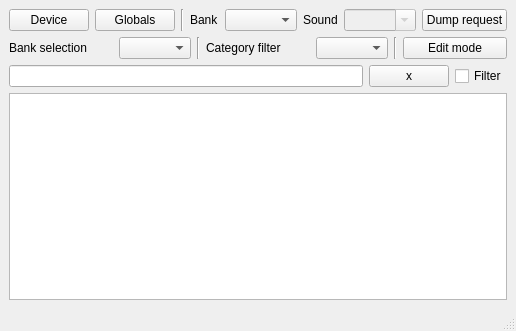
Qt form bigglesworth/main.ui (MaurizioB/Bigglesworth) before a commit.
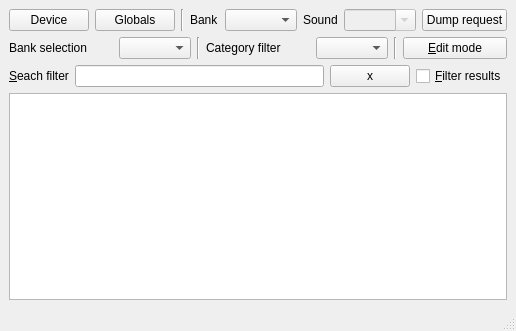
The same form after that commit.

Commit message: Main object migration, small fixes... The main QObject migration is almost complete. Some bugs might still be around, please report an issue if you find any regression. Other minor changes regard Globals default values and its capability to apply/send values if a MIDI device is connected or not to Bigglesworth; Editor Display context menus detection, minor layout changes and fixes.

Diff of the .ui file:
```diff
--- a/bigglesworth/main.ui
+++ b/bigglesworth/main.ui
@@ -161,7 +161,7 @@
       <item>
        <widget class="QPushButton" name="edit_btn">
         <property name="text">
-         <string>Edit mode</string>
+         <string>&amp;Edit mode</string>
         </property>
         <property name="checkable">
          <bool>true</bool>
@@ -172,6 +172,16 @@
     </item>
     <item row="2" column="0">
      <layout class="QHBoxLayout" name="horizontalLayout_3">
+      <item>
+       <widget class="QLabel" name="label_5">
+        <property name="text">
+         <string>&amp;Seach filter</string>
+        </property>
+        <property name="buddy">
+         <cstring>search_edit</cstring>
+        </property>
+       </widget>
+      </item>
       <item>
        <widget class="QLineEdit" name="search_edit"/>
       </item>
@@ -185,7 +195,7 @@
       <item>
        <widget class="QCheckBox" name="search_filter_chk">
         <property name="text">
-         <string>Filter</string>
+         <string>&amp;Filter results</string>
         </property>
        </widget>
       </item>
```
Left out of the diff: 11 changed lines with no effect on the pictures. The commit also changes 4 other files.
